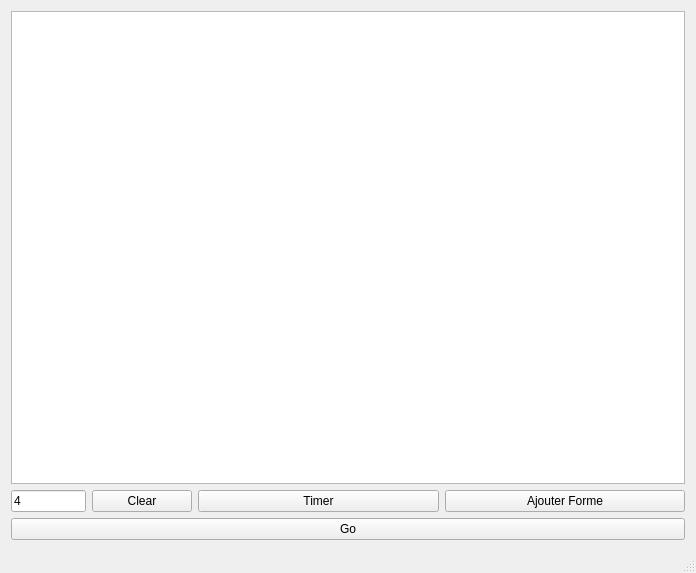
The window that mainwindow.ui (joblobob/polyrhythm) describes before a commit, drawn with Qt 5.
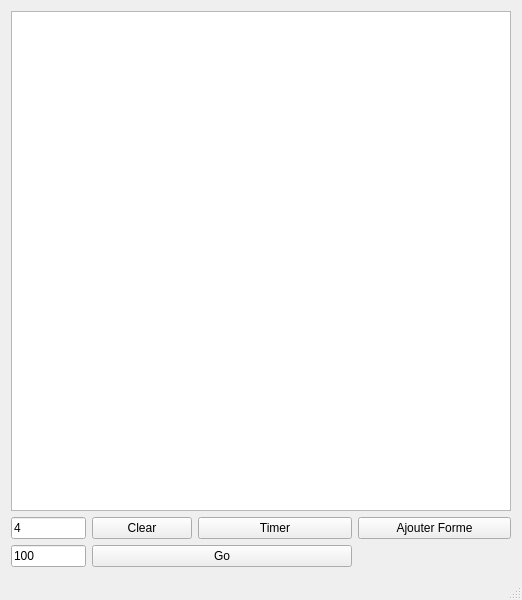
The same window after the commit.

Patch:
```diff
--- a/mainwindow.ui
+++ b/mainwindow.ui
@@ -6,8 +6,8 @@
    <rect>
     <x>0</x>
     <y>0</y>
-    <width>696</width>
-    <height>573</height>
+    <width>518</width>
+    <height>596</height>
    </rect>
   </property>
   <property name="windowTitle">
@@ -15,13 +15,6 @@
   </property>
   <widget class="QWidget" name="centralWidget">
    <layout class="QGridLayout" name="gridLayout">
-    <item row="2" column="0" colspan="4">
-     <widget class="QPushButton" name="pushButton_3">
-      <property name="text">
-       <string>Go</string>
-      </property>
-     </widget>
-    </item>
     <item row="1" column="0">
      <widget class="QLineEdit" name="lineEdit">
       <property name="maximumSize">
@@ -38,23 +31,6 @@
       </property>
      </widget>
     </item>
-    <item row="1" column="3">
-     <widget class="QPushButton" name="pushButton">
-      <property name="text">
-       <string>Ajouter Forme</string>
-      </property>
-     </widget>
-    </item>
-    <item row="0" column="0" colspan="4">
-     <widget class="QGraphicsView" name="graphicsView">
-      <property name="verticalScrollBarPolicy">
-       <enum>Qt::ScrollBarAlwaysOff</enum>
-      </property>
-      <property name="horizontalScrollBarPolicy">
-       <enum>Qt::ScrollBarAlwaysOff</enum>
-      </property>
-     </widget>
-    </item>
     <item row="1" column="1">
      <widget class="QPushButton" name="pushButton_2">
       <property name="maximumSize">
@@ -75,6 +51,58 @@
       </property>
      </widget>
     </item>
+    <item row="0" column="0" colspan="4">
+     <widget class="QGraphicsView" name="graphicsView">
+      <property name="minimumSize">
+       <size>
+        <width>500</width>
+        <height>500</height>
+       </size>
+      </property>
+      <property name="maximumSize">
+       <size>
+        <width>500</width>
+        <height>500</height>
+       </size>
+      </property>
+      <property name="verticalScrollBarPolicy">
+       <enum>Qt::ScrollBarAlwaysOff</enum>
+      </property>
+      <property name="horizontalScrollBarPolicy">
+       <enum>Qt::ScrollBarAlwaysOff</enum>
+      </property>
+     </widget>
+    </item>
+    <item row="1" column="3">
+     <widget class="QPushButton" name="btnAdd">
+      <property name="text">
+       <string>Ajouter Forme</string>
+      </property>
+     </widget>
+    </item>
+    <item row="2" column="0">
+     <widget class="QLineEdit" name="m_tstSpd">
+      <property name="maximumSize">
+       <size>
+        <width>75</width>
+        <height>16777215</height>
+       </size>
+      </property>
+      <property name="inputMask">
+       <string>000</string>
+      </property>
+      <property name="text">
+       <string>100</string>
+      </property>
+     </widget>
+    </item>
+    <item row="2" column="1" colspan="2">
+     <widget class="QPushButton" name="btnGo">
+      <property name="text">
+       <string>Go</string>
+      </property>
+     </widget>
+    </item>
    </layout>
   </widget>
   <widget class="QStatusBar" name="statusBar"/>
```
Left out of the diff: 4 changed lines with no effect on the pictures.
